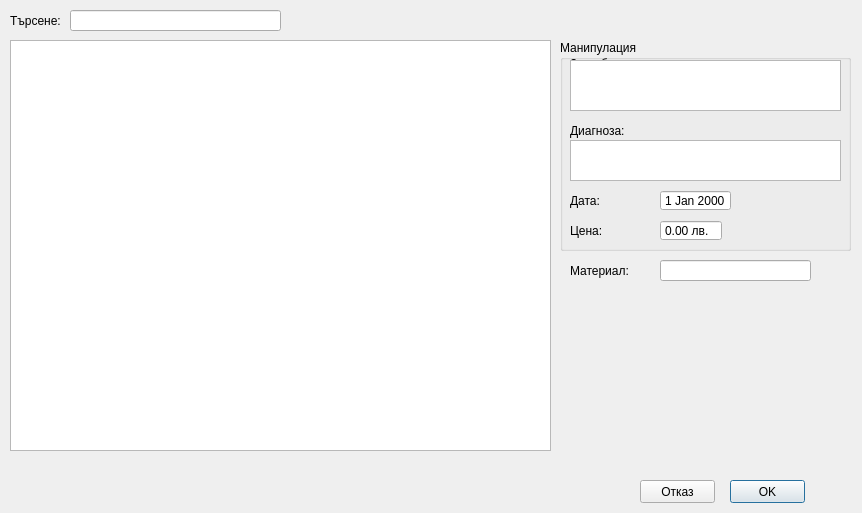
This is src/View/ProcedureDialog/ProcedureDialog.ui in thefinalcutbg/DinoDent as Qt 5 draws it before an edit. The edited form follows.
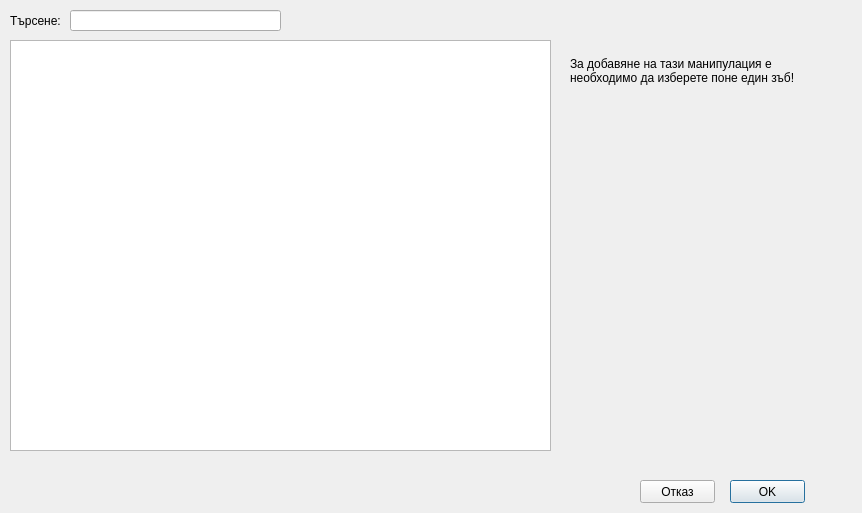
This is the edited form. Custom widgets are drawn as their Qt base class.

Commit message: Procedure Dialog revisited (now scalable, with subclasses!)

```diff
--- a/src/View/ProcedureDialog/ProcedureDialog.ui
+++ b/src/View/ProcedureDialog/ProcedureDialog.ui
@@ -35,29 +35,6 @@
     </rect>
    </property>
   </widget>
-  <widget class="QLabel" name="materialLabel">
-   <property name="geometry">
-    <rect>
-     <x>570</x>
-     <y>260</y>
-     <width>61</width>
-     <height>21</height>
-    </rect>
-   </property>
-   <property name="text">
-    <string>Материал:</string>
-   </property>
-  </widget>
-  <widget class="LineEdit" name="materialEdit">
-   <property name="geometry">
-    <rect>
-     <x>660</x>
-     <y>260</y>
-     <width>151</width>
-     <height>21</height>
-    </rect>
-   </property>
-  </widget>
   <widget class="QPushButton" name="okButton">
    <property name="geometry">
     <rect>
@@ -84,146 +61,6 @@
     <string>Отказ</string>
    </property>
   </widget>
-  <widget class="QGroupBox" name="mainGroup">
-   <property name="geometry">
-    <rect>
-     <x>560</x>
-     <y>40</y>
-     <width>291</width>
-     <height>211</height>
-    </rect>
-   </property>
-   <property name="title">
-    <string>Манипулация</string>
-   </property>
-   <property name="flat">
-    <bool>false</bool>
-   </property>
-   <widget class="QLabel" name="label_5">
-    <property name="geometry">
-     <rect>
-      <x>10</x>
-      <y>180</y>
-      <width>61</width>
-      <height>21</height>
-     </rect>
-    </property>
-    <property name="text">
-     <string>Цена:</string>
-    </property>
-   </widget>
-   <widget class="SpinBox" name="priceSpinBox">
-    <property name="geometry">
-     <rect>
-      <x>100</x>
-      <y>180</y>
-      <width>62</width>
-      <height>21</height>
-     </rect>
-    </property>
-    <property name="frame">
-     <bool>true</bool>
-    </property>
-    <property name="buttonSymbols">
-     <enum>QAbstractSpinBox::NoButtons</enum>
-    </property>
-    <property name="prefix">
-     <string/>
-    </property>
-    <property name="suffix">
-     <string> лв.</string>
-    </property>
-    <property name="maximum">
-     <double>10000.000000000000000</double>
-    </property>
-   </widget>
-   <widget class="QLabel" name="label_2">
-    <property name="geometry">
-     <rect>
-      <x>10</x>
-      <y>80</y>
-      <width>61</width>
-      <height>21</height>
-     </rect>
-    </property>
-    <property name="text">
-     <string>Диагноза:</string>
-    </property>
-   </widget>
-   <widget class="TextEdit" name="manipulationEdit">
-    <property name="geometry">
-     <rect>
-      <x>10</x>
-      <y>20</y>
-      <width>271</width>
-      <height>51</height>
-     </rect>
-    </property>
-    <property name="acceptDrops">
-     <bool>false</bool>
-    </property>
-    <property name="verticalScrollBarPolicy">
-     <enum>Qt::ScrollBarAlwaysOff</enum>
-    </property>
-    <property name="horizontalScrollBarPolicy">
-     <enum>Qt::ScrollBarAlwaysOff</enum>
-    </property>
-    <property name="acceptRichText">
-     <bool>false</bool>
-    </property>
-   </widget>
-   <widget class="TextEdit" name="diagnosisEdit">
-    <property name="geometry">
-     <rect>
-      <x>10</x>
-      <y>100</y>
-      <width>271</width>
-      <height>41</height>
-     </rect>
-    </property>
-    <property name="acceptDrops">
-     <bool>false</bool>
-    </property>
-    <property name="acceptRichText">
-     <bool>false</bool>
-    </property>
-   </widget>
-   <widget class="QLabel" name="dateLabel">
-    <property name="geometry">
-     <rect>
-      <x>10</x>
-      <y>150</y>
-      <width>47</width>
-      <height>21</height>
-     </rect>
-    </property>
-    <property name="text">
-     <string>Дата:</string>
-    </property>
-   </widget>
-   <widget class="DateLineEdit" name="dateEdit">
-    <property name="geometry">
-     <rect>
-      <x>100</x>
-      <y>150</y>
-      <width>71</width>
-      <height>21</height>
-     </rect>
-    </property>
-    <property name="wrapping">
-     <bool>false</bool>
-    </property>
-    <property name="frame">
-     <bool>true</bool>
-    </property>
-    <property name="buttonSymbols">
-     <enum>QAbstractSpinBox::NoButtons</enum>
-    </property>
-    <property name="currentSectionIndex">
-     <number>0</number>
-    </property>
-   </widget>
-  </widget>
   <widget class="QLabel" name="noTeethLabel">
    <property name="enabled">
     <bool>true</bool>
@@ -243,23 +80,13 @@
     <bool>true</bool>
    </property>
   </widget>
-  <widget class="RangeWidget" name="rangeWidget" native="true">
+  <widget class="ObturationView" name="obturWidget" native="true">
    <property name="geometry">
     <rect>
      <x>560</x>
-     <y>350</y>
-     <width>250</width>
-     <height>100</height>
-    </rect>
-   </property>
-  </widget>
-  <widget class="SurfaceSelector" name="surfaceSelector" native="true">
-   <property name="geometry">
-    <rect>
-     <x>560</x>
-     <y>290</y>
+     <y>240</y>
      <width>291</width>
-     <height>171</height>
+     <height>215</height>
     </rect>
    </property>
   </widget>
@@ -302,13 +129,23 @@
     <bool>true</bool>
    </property>
   </widget>
-  <widget class="VitaWidget" name="vitaWidget" native="true">
+  <widget class="CommonFields" name="commonFields" native="true">
    <property name="geometry">
     <rect>
      <x>560</x>
-     <y>300</y>
-     <width>295</width>
-     <height>55</height>
+     <y>40</y>
+     <width>291</width>
+     <height>211</height>
+    </rect>
+   </property>
+  </widget>
+  <widget class="CrownView" name="crownWidget" native="true">
+   <property name="geometry">
+    <rect>
+     <x>560</x>
+     <y>240</y>
+     <width>291</width>
+     <height>211</height>
     </rect>
    </property>
   </widget>
@@ -329,39 +166,19 @@
  <layoutdefault spacing="6" margin="11"/>
  <customwidgets>
   <customwidget>
-   <class>LineEdit</class>
-   <extends>QLineEdit</extends>
-   <header location="global">View/uiComponents/qt_derived/lineedit.h</header>
-  </customwidget>
-  <customwidget>
-   <class>DateLineEdit</class>
-   <extends>QDateEdit</extends>
-   <header>View/uiComponents/qt_derived/datelineedit.h</header>
-  </customwidget>
-  <customwidget>
-   <class>RangeWidget</class>
+   <class>CommonFields</class>
    <extends>QWidget</extends>
    <header>View/ProcedureDialog/Widgets/rangewidget.h</header>
    <container>1</container>
   </customwidget>
   <customwidget>
-   <class>TextEdit</class>
-   <extends>QTextEdit</extends>
-   <header>View/uiComponents/qt_derived/textedit.h</header>
-  </customwidget>
-  <customwidget>
-   <class>SurfaceSelector</class>
+   <class>CrownView</class>
    <extends>QWidget</extends>
    <header>View/ProcedureDialog/Widgets/surfaceselector.h</header>
    <container>1</container>
   </customwidget>
   <customwidget>
-   <class>SpinBox</class>
-   <extends>QDoubleSpinBox</extends>
-   <header location="global">View/uiComponents/qt_derived/spinbox.h</header>
-  </customwidget>
-  <customwidget>
-   <class>VitaWidget</class>
+   <class>ObturationView</class>
    <extends>QWidget</extends>
    <header>View/ProcedureDialog/Widgets/vitawidget.h</header>
    <container>1</container>
```
Left out of the diff: 15 changed lines with no effect on the pictures. The commit also changes 54 other files.
